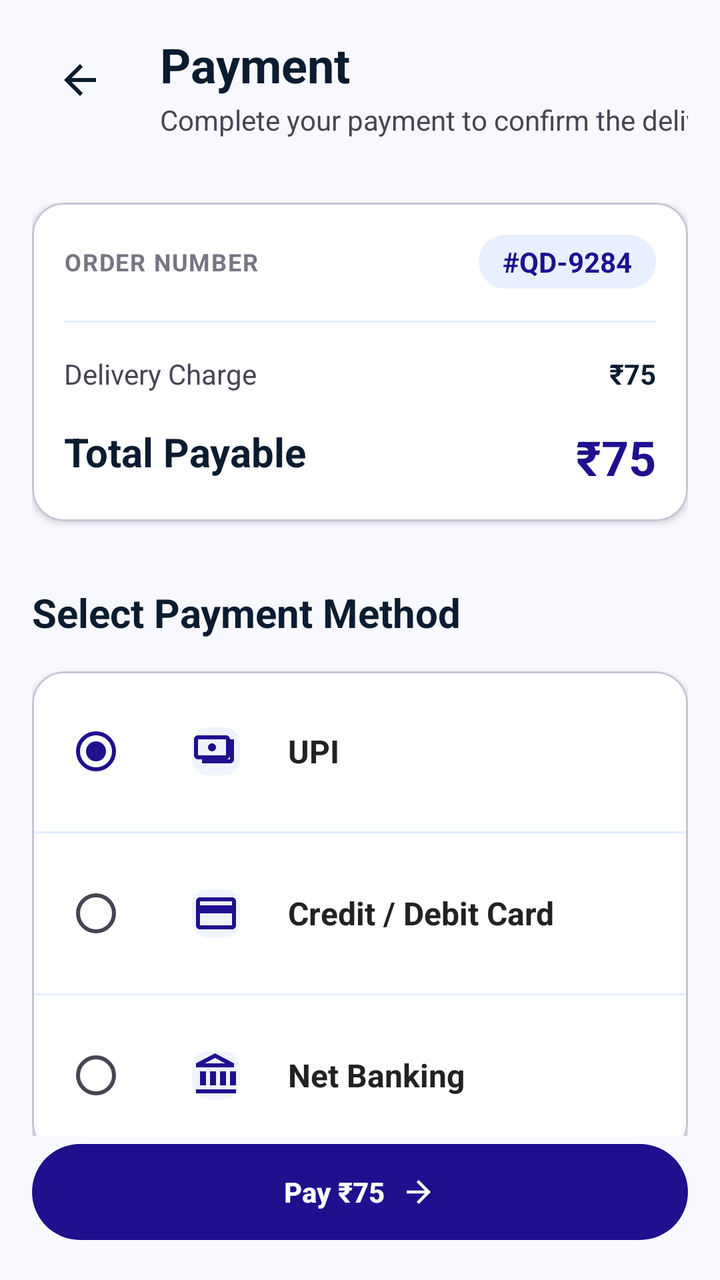
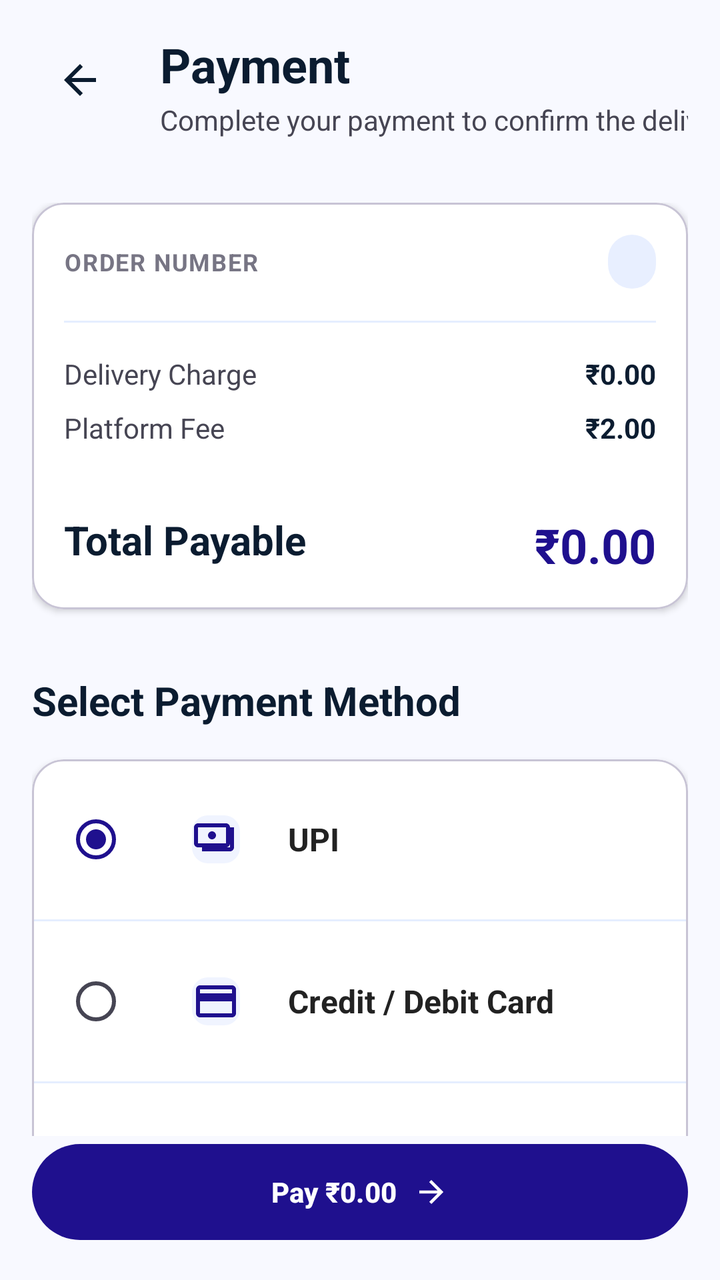

An Android layout rendered at two revisions. The XML below is the earlier revision; the diff shows what the commit changed to produce the second picture.
<!-- AndroidManifest.xml: application theme Theme.Quick_Drop -->
<!-- res/layout/fragment_payment.xml -->
<?xml version="1.0" encoding="utf-8"?>
<androidx.constraintlayout.widget.ConstraintLayout xmlns:android="http://schemas.android.com/apk/res/android"
    xmlns:app="http://schemas.android.com/apk/res-auto"
    xmlns:tools="http://schemas.android.com/tools"
    android:layout_width="match_parent"
    android:layout_height="match_parent"
    android:background="@color/vf_background">

    <com.google.android.material.appbar.AppBarLayout
        android:id="@+id/appBarLayout"
        android:layout_width="match_parent"
        android:layout_height="wrap_content"
        android:background="@color/vf_background"
        android:fitsSystemWindows="true"
        app:elevation="0dp"
        app:layout_constraintTop_toTopOf="parent">

        <androidx.constraintlayout.widget.ConstraintLayout
            android:layout_width="match_parent"
            android:layout_height="wrap_content"
            android:paddingHorizontal="@dimen/stitch_margin_mobile"
            android:paddingVertical="@dimen/stitch_md">

            <ImageButton
                android:id="@+id/btnBack"
                android:layout_width="48dp"
                android:layout_height="48dp"
                android:background="?attr/selectableItemBackgroundBorderless"
                android:contentDescription="@string/back"
                app:layout_constraintStart_toStartOf="parent"
                app:layout_constraintTop_toTopOf="parent"
                app:srcCompat="@drawable/ic_arrow_back"
                app:tint="@color/vf_on_background" />

            <TextView
                android:id="@+id/tvPayment"
                style="@style/Stitch.Typography.HeadlineMedium"
                android:layout_width="wrap_content"
                android:layout_height="wrap_content"
                android:layout_marginStart="@dimen/stitch_md"
                android:text="Payment"
                android:textStyle="bold"
                app:layout_constraintBottom_toTopOf="@id/tvSubtitle"
                app:layout_constraintStart_toEndOf="@id/btnBack"
                app:layout_constraintTop_toTopOf="@id/btnBack"
                app:layout_constraintVertical_chainStyle="packed" />

            <TextView
                android:id="@+id/tvSubtitle"
                style="@style/Stitch.Typography.BodyMedium"
                android:layout_width="wrap_content"
                android:layout_height="wrap_content"
                android:layout_marginTop="2dp"
                android:text="Complete your payment to confirm the delivery"
                app:layout_constraintBottom_toBottomOf="@id/btnBack"
                app:layout_constraintStart_toStartOf="@id/tvPayment"
                app:layout_constraintTop_toBottomOf="@id/tvPayment" />

        </androidx.constraintlayout.widget.ConstraintLayout>
    </com.google.android.material.appbar.AppBarLayout>

    <androidx.core.widget.NestedScrollView
        android:id="@+id/nestedScrollView"
        android:layout_width="match_parent"
        android:layout_height="0dp"
        android:fillViewport="true"
        app:layout_constraintBottom_toTopOf="@id/btnPayNow"
        app:layout_constraintTop_toBottomOf="@id/appBarLayout">

        <LinearLayout
            android:layout_width="match_parent"
            android:layout_height="wrap_content"
            android:orientation="vertical"
            android:padding="@dimen/stitch_margin_mobile"
            android:paddingBottom="24dp">

            
            <com.google.android.material.card.MaterialCardView
                style="@style/Stitch.Card.Level1"
                android:layout_width="match_parent"
                android:layout_height="wrap_content"
                app:cardBackgroundColor="@color/white"
                app:cardCornerRadius="@dimen/stitch_rounded_lg"
                app:strokeWidth="1dp">

                <LinearLayout
                    android:layout_width="match_parent"
                    android:layout_height="wrap_content"
                    android:orientation="vertical"
                    android:padding="@dimen/stitch_md">

                    <androidx.constraintlayout.widget.ConstraintLayout
                        android:layout_width="match_parent"
                        android:layout_height="wrap_content">

                        <TextView
                            style="@style/Stitch.Typography.LabelMedium"
                            android:layout_width="wrap_content"
                            android:layout_height="wrap_content"
                            android:text="ORDER NUMBER"
                            app:layout_constraintBottom_toBottomOf="parent"
                            app:layout_constraintStart_toStartOf="parent"
                            app:layout_constraintTop_toTopOf="parent" />

                        <TextView
                            android:layout_width="wrap_content"
                            android:layout_height="wrap_content"
                            android:background="@drawable/shape_pill_white"
                            android:backgroundTint="#E8EFFF"
                            android:paddingHorizontal="12dp"
                            android:paddingVertical="4dp"
                            android:text="#QD-9284"
                            android:textColor="@color/vf_primary"
                            android:textStyle="bold"
                            app:layout_constraintBottom_toBottomOf="parent"
                            app:layout_constraintEnd_toEndOf="parent"
                            app:layout_constraintTop_toTopOf="parent" />
                    </androidx.constraintlayout.widget.ConstraintLayout>

                    <View
                        android:layout_width="match_parent"
                        android:layout_height="1dp"
                        android:layout_marginVertical="@dimen/stitch_md"
                        android:background="@color/vf_surface_container" />

                    <RelativeLayout
                        android:layout_width="match_parent"
                        android:layout_height="wrap_content">

                        <TextView
                            style="@style/Stitch.Typography.BodyMedium"
                            android:layout_width="wrap_content"
                            android:layout_height="wrap_content"
                            android:text="Delivery Charge" />

                        <TextView
                            style="@style/Stitch.Typography.BodyMedium"
                            android:layout_width="wrap_content"
                            android:layout_height="wrap_content"
                            android:layout_alignParentEnd="true"
                            android:text="₹75"
                            android:textColor="@color/vf_on_surface"
                            android:textStyle="bold" />
                    </RelativeLayout>

                    <RelativeLayout
                        android:layout_width="match_parent"
                        android:layout_height="wrap_content"
                        android:layout_marginTop="@dimen/stitch_md">

                        <TextView
                            style="@style/Stitch.Typography.TitleLarge"
                            android:layout_width="wrap_content"
                            android:layout_height="wrap_content"
                            android:text="Total Payable"
                            android:textStyle="bold" />

                        <TextView
                            style="@style/Stitch.Typography.TitleLarge"
                            android:layout_width="wrap_content"
                            android:layout_height="wrap_content"
                            android:layout_alignParentEnd="true"
                            android:text="₹75"
                            android:textColor="@color/vf_primary"
                            android:textSize="24sp"
                            android:textStyle="bold" />
                    </RelativeLayout>
                </LinearLayout>
            </com.google.android.material.card.MaterialCardView>

            <TextView
                style="@style/Stitch.Typography.TitleLarge"
                android:layout_width="wrap_content"
                android:layout_height="wrap_content"
                android:layout_marginTop="@dimen/stitch_xl"
                android:text="Select Payment Method"
                android:textStyle="bold" />

            <com.google.android.material.card.MaterialCardView
                style="@style/Stitch.Card.Level1"
                android:layout_width="match_parent"
                android:layout_height="wrap_content"
                android:layout_marginTop="@dimen/stitch_md"
                app:cardBackgroundColor="@color/white"
                app:cardCornerRadius="@dimen/stitch_rounded_lg"
                app:strokeWidth="1dp">

                <RadioGroup
                    android:id="@+id/rgPaymentMethods"
                    android:layout_width="match_parent"
                    android:layout_height="wrap_content"
                    android:orientation="vertical">

                    
                    <LinearLayout
                        android:layout_width="match_parent"
                        android:layout_height="wrap_content"
                        android:gravity="center_vertical"
                        android:orientation="horizontal"
                        android:padding="@dimen/stitch_md">

                        <com.google.android.material.radiobutton.MaterialRadioButton
                            android:id="@+id/rbUpi"
                            android:layout_width="wrap_content"
                            android:layout_height="wrap_content"
                            android:checked="true"
                            app:useMaterialThemeColors="true" />

                        <com.google.android.material.imageview.ShapeableImageView
                            android:layout_width="40dp"
                            android:layout_height="40dp"
                            android:layout_marginStart="@dimen/stitch_sm"
                            android:padding="8dp"
                            android:background="#F0F4FF"
                            app:shapeAppearanceOverlay="@style/ShapeAppearance.Material3.Corner.Small"
                            app:srcCompat="@drawable/ic_payments"
                            app:tint="@color/vf_primary" />

                        <TextView
                            style="@style/Stitch.Typography.BodyLarge"
                            android:layout_width="wrap_content"
                            android:layout_height="wrap_content"
                            android:layout_marginStart="@dimen/stitch_md"
                            android:text="UPI"
                            android:textStyle="bold" />
                    </LinearLayout>

                    <View
                        android:layout_width="match_parent"
                        android:layout_height="1dp"
                        android:background="@color/vf_surface_container" />

                    
                    <LinearLayout
                        android:layout_width="match_parent"
                        android:layout_height="wrap_content"
                        android:gravity="center_vertical"
                        android:orientation="horizontal"
                        android:padding="@dimen/stitch_md">

                        <com.google.android.material.radiobutton.MaterialRadioButton
                            android:id="@+id/rbCard"
                            android:layout_width="wrap_content"
                            android:layout_height="wrap_content"
                            app:useMaterialThemeColors="true" />

                        <com.google.android.material.imageview.ShapeableImageView
                            android:layout_width="40dp"
                            android:layout_height="40dp"
                            android:layout_marginStart="@dimen/stitch_sm"
                            android:padding="8dp"
                            android:background="#F0F4FF"
                            app:shapeAppearanceOverlay="@style/ShapeAppearance.Material3.Corner.Small"
                            app:srcCompat="@drawable/ic_credit_card"
                            app:tint="@color/vf_primary" />

                        <TextView
                            style="@style/Stitch.Typography.BodyLarge"
                            android:layout_width="wrap_content"
                            android:layout_height="wrap_content"
                            android:layout_marginStart="@dimen/stitch_md"
                            android:text="Credit / Debit Card"
                            android:textStyle="bold" />
                    </LinearLayout>

                    <View
                        android:layout_width="match_parent"
                        android:layout_height="1dp"
                        android:background="@color/vf_surface_container" />

                    
                    <LinearLayout
                        android:layout_width="match_parent"
                        android:layout_height="wrap_content"
                        android:gravity="center_vertical"
                        android:orientation="horizontal"
                        android:padding="@dimen/stitch_md">

                        <com.google.android.material.radiobutton.MaterialRadioButton
                            android:id="@+id/rbNetBanking"
                            android:layout_width="wrap_content"
                            android:layout_height="wrap_content"
                            app:useMaterialThemeColors="true" />

                        <com.google.android.material.imageview.ShapeableImageView
                            android:layout_width="40dp"
                            android:layout_height="40dp"
                            android:layout_marginStart="@dimen/stitch_sm"
                            android:padding="8dp"
                            android:background="#F0F4FF"
                            app:shapeAppearanceOverlay="@style/ShapeAppearance.Material3.Corner.Small"
                            app:srcCompat="@drawable/ic_bank"
                            app:tint="@color/vf_primary" />

                        <TextView
                            style="@style/Stitch.Typography.BodyLarge"
                            android:layout_width="wrap_content"
                            android:layout_height="wrap_content"
                            android:layout_marginStart="@dimen/stitch_md"
                            android:text="Net Banking"
                            android:textStyle="bold" />
                    </LinearLayout>
                </RadioGroup>
            </com.google.android.material.card.MaterialCardView>

            
            <com.google.android.material.card.MaterialCardView
                android:layout_width="match_parent"
                android:layout_height="wrap_content"
                android:layout_marginTop="@dimen/stitch_xl"
                app:cardBackgroundColor="#F5F7FF"
                app:cardCornerRadius="@dimen/stitch_rounded_md"
                app:cardElevation="0dp"
                app:strokeWidth="0dp">

                <LinearLayout
                    android:layout_width="match_parent"
                    android:layout_height="wrap_content"
                    android:gravity="center_vertical"
                    android:padding="@dimen/stitch_md">

                    <ImageView
                        android:layout_width="24dp"
                        android:layout_height="24dp"
                        app:srcCompat="@drawable/ic_verified"
                        app:tint="@color/vf_primary" />

                    <LinearLayout
                        android:layout_width="match_parent"
                        android:layout_height="wrap_content"
                        android:layout_marginStart="@dimen/stitch_md"
                        android:orientation="vertical">

                        <TextView
                            style="@style/Stitch.Typography.LabelMedium"
                            android:layout_width="wrap_content"
                            android:layout_height="wrap_content"
                            android:text="Secure Online Payment"
                            android:textAllCaps="false"
                            android:textColor="@color/vf_primary"
                            android:textStyle="bold" />

                        <TextView
                            style="@style/Stitch.Typography.BodyMedium"
                            android:layout_width="wrap_content"
                            android:layout_height="wrap_content"
                            android:text="Your payment is processed securely through our 256-bit encrypted gateway."
                            android:textSize="12sp" />
                    </LinearLayout>
                </LinearLayout>
            </com.google.android.material.card.MaterialCardView>

        </LinearLayout>
    </androidx.core.widget.NestedScrollView>

    <com.google.android.material.button.MaterialButton
        android:id="@+id/btnPayNow"
        style="@style/Stitch.Button.Primary"
        android:layout_width="match_parent"
        android:layout_height="56dp"
        android:layout_margin="@dimen/stitch_margin_mobile"
        android:text="Pay ₹75"
        android:textStyle="bold"
        app:cornerRadius="28dp"
        app:icon="@drawable/ic_arrow_forward"
        app:iconGravity="textEnd"
        app:layout_constraintBottom_toBottomOf="parent" />

</androidx.constraintlayout.widget.ConstraintLayout>
<!-- resources referenced by this layout -->
<resources>
  <color name="vf_background">#f8f9ff</color>
  <color name="vf_on_background">#0b1c30</color>
  <color name="vf_on_surface">#0b1c30</color>
  <color name="vf_primary">#1f108e</color>
  <color name="vf_surface_container">#e5eeff</color>
  <color name="white">#ffffff</color>
  <dimen name="stitch_margin_mobile">16dp</dimen>
  <dimen name="stitch_md">16dp</dimen>
  <dimen name="stitch_rounded_lg">16dp</dimen>
  <dimen name="stitch_rounded_md">12dp</dimen>
  <dimen name="stitch_sm">8dp</dimen>
  <dimen name="stitch_xl">32dp</dimen>
  <!-- drawable shape_pill_white (drawable) -->
  <?xml version="1.0" encoding="utf-8"?>
  <shape xmlns:android="http://schemas.android.com/apk/res/android"
      android:shape="rectangle">
      <solid android:color="@color/white" />
      <corners android:radius="999dp" />
  </shape>
  <string name="back">Back</string>
  <style name="Stitch.Typography.BodyLarge">
          <item name="android:textSize">16sp</item>
          <item name="android:textColor">#222222</item>
          <item name="android:textColorHint">#777777</item>
      </style>
  <style name="Stitch.Typography.BodyMedium">
          <item name="android:textSize">14sp</item>
          <item name="android:textColor">@color/vf_on_surface_variant</item>
      </style>
  <style name="Stitch.Typography.HeadlineMedium">
          <item name="android:textSize">24sp</item>
          <item name="android:textStyle">bold</item>
          <item name="android:textColor">@color/vf_on_background</item>
      </style>
  <style name="Stitch.Typography.LabelMedium">
          <item name="android:textSize">12sp</item>
          <item name="android:textStyle">bold</item>
          <item name="android:textAllCaps">true</item>
          <item name="android:textColor">@color/vf_outline</item>
          <item name="android:letterSpacing">0.05</item>
      </style>
  <style name="Stitch.Typography.TitleLarge">
          <item name="android:textSize">20sp</item>
          <item name="android:textStyle">bold</item>
          <item name="android:textColor">@color/vf_on_background</item>
      </style>
  <style name="Theme.Quick_Drop" parent="Base.Theme.Quick_Drop" />
  <color name="vf_on_primary">#ffffff</color>
  <dimen name="stitch_rounded_default">8dp</dimen>
  <color name="vf_surface_container_lowest">#ffffff</color>
  <color name="vf_outline_variant">#c8c4d5</color>
  <color name="vf_on_surface_variant">#464553</color>
  <color name="vf_outline">#777584</color>
  <color name="vf_primary_container">#3730a3</color>
  <color name="vf_on_primary_container">#a9a7ff</color>
  <color name="vf_secondary">#006c49</color>
  <color name="vf_on_secondary">#ffffff</color>
  <color name="vf_secondary_container">#6cf8bb</color>
  <color name="vf_on_secondary_container">#00714d</color>
  <color name="vf_tertiary">#422700</color>
  <color name="vf_on_tertiary">#ffffff</color>
  <color name="vf_tertiary_container">#603b00</color>
  <color name="vf_on_tertiary_container">#f49d09</color>
  <color name="vf_surface">#f8f9ff</color>
  <color name="vf_surface_variant">#d3e4fe</color>
  <color name="vf_error">#ba1a1a</color>
  <color name="vf_on_error">#ffffff</color>
  <style name="Widget.QuickDrop.EditText" parent="Widget.AppCompat.EditText">
          <item name="android:textColor">#222222</item>
          <item name="android:textColorHint">#777777</item>
      </style>
  <!-- unchanged entries left out for length: 9 -->
</resources>

<!-- the commit's change to res/layout/fragment_payment.xml (unified diff, before → after) -->
@@ -103,13 +103,14 @@
                             app:layout_constraintTop_toTopOf="parent" />
 
                         <TextView
+                            android:id="@+id/tvOrderNumber"
                             android:layout_width="wrap_content"
                             android:layout_height="wrap_content"
                             android:background="@drawable/shape_pill_white"
                             android:backgroundTint="#E8EFFF"
                             android:paddingHorizontal="12dp"
                             android:paddingVertical="4dp"
-                            android:text="#QD-9284"
+                            android:text=""
                             android:textColor="@color/vf_primary"
                             android:textStyle="bold"
                             app:layout_constraintBottom_toBottomOf="parent"
@@ -123,6 +124,7 @@
                         android:layout_marginVertical="@dimen/stitch_md"
                         android:background="@color/vf_surface_container" />
 
+                    
                     <RelativeLayout
                         android:layout_width="match_parent"
                         android:layout_height="wrap_content">
@@ -134,19 +136,50 @@
                             android:text="Delivery Charge" />
 
                         <TextView
+                            android:id="@+id/tvDeliveryCharge"
                             style="@style/Stitch.Typography.BodyMedium"
                             android:layout_width="wrap_content"
                             android:layout_height="wrap_content"
                             android:layout_alignParentEnd="true"
-                            android:text="₹75"
+                            android:text="₹0.00"
                             android:textColor="@color/vf_on_surface"
                             android:textStyle="bold" />
                     </RelativeLayout>
 
+                    
                     <RelativeLayout
                         android:layout_width="match_parent"
                         android:layout_height="wrap_content"
-                        android:layout_marginTop="@dimen/stitch_md">
+                        android:layout_marginTop="@dimen/stitch_sm">
+
+                        <TextView
+                            style="@style/Stitch.Typography.BodyMedium"
+                            android:layout_width="wrap_content"
+                            android:layout_height="wrap_content"
+                            android:text="Platform Fee" />
+
+                        <TextView
+                            android:id="@+id/tvPlatformFee"
+                            style="@style/Stitch.Typography.BodyMedium"
+                            android:layout_width="wrap_content"
+                            android:layout_height="wrap_content"
+                            android:layout_alignParentEnd="true"
+                            android:text="₹2.00"
+                            android:textColor="@color/vf_on_surface"
+                            android:textStyle="bold" />
+                    </RelativeLayout>
+
+                    <View
+                        android:layout_width="match_parent"
+                        android:layout_height="1dp"
+                        android:layout_marginVertical="@dimen/stitch_md"
+                        android:background="@drawable/dashed_divider"
+                        android:alpha="0.3" />
+
+                    
+                    <RelativeLayout
+                        android:layout_width="match_parent"
+                        android:layout_height="wrap_content">
 
                         <TextView
                             style="@style/Stitch.Typography.TitleLarge"
@@ -156,11 +189,12 @@
                             android:textStyle="bold" />
 
                         <TextView
+                            android:id="@+id/tvTotalPayable"
                             style="@style/Stitch.Typography.TitleLarge"
                             android:layout_width="wrap_content"
                             android:layout_height="wrap_content"
                             android:layout_alignParentEnd="true"
-                            android:text="₹75"
+                            android:text="₹0.00"
                             android:textColor="@color/vf_primary"
                             android:textSize="24sp"
                             android:textStyle="bold" />
@@ -214,7 +248,8 @@
                             android:background="#F0F4FF"
                             app:shapeAppearanceOverlay="@style/ShapeAppearance.Material3.Corner.Small"
                             app:srcCompat="@drawable/ic_payments"
-                            app:tint="@color/vf_primary" />
+                            app:tint="@color/vf_primary"
+                            android:contentDescription="UPI Icon" />
 
                         <TextView
                             style="@style/Stitch.Typography.BodyLarge"
@@ -252,7 +287,8 @@
                             android:background="#F0F4FF"
                             app:shapeAppearanceOverlay="@style/ShapeAppearance.Material3.Corner.Small"
                             app:srcCompat="@drawable/ic_credit_card"
-                            app:tint="@color/vf_primary" />
+                            app:tint="@color/vf_primary"
+                            android:contentDescription="Card Icon" />
 
                         <TextView
                             style="@style/Stitch.Typography.BodyLarge"
@@ -290,7 +326,8 @@
                             android:background="#F0F4FF"
                             app:shapeAppearanceOverlay="@style/ShapeAppearance.Material3.Corner.Small"
                             app:srcCompat="@drawable/ic_bank"
-                            app:tint="@color/vf_primary" />
+                            app:tint="@color/vf_primary"
+                            android:contentDescription="Bank Icon" />
 
                         <TextView
                             style="@style/Stitch.Typography.BodyLarge"
@@ -323,7 +360,8 @@
                         android:layout_width="24dp"
                         android:layout_height="24dp"
                         app:srcCompat="@drawable/ic_verified"
-                        app:tint="@color/vf_primary" />
+                        app:tint="@color/vf_primary"
+                        android:contentDescription="Verified Icon" />
 
                     <LinearLayout
                         android:layout_width="match_parent"
@@ -359,7 +397,7 @@
         android:layout_width="match_parent"
         android:layout_height="56dp"
         android:layout_margin="@dimen/stitch_margin_mobile"
-        android:text="Pay ₹75"
+        android:text="Pay ₹0.00"
         android:textStyle="bold"
         app:cornerRadius="28dp"
         app:icon="@drawable/ic_arrow_forward"
<!-- resource entries referenced after the edit -->
@@ -12,6 +12,16 @@
   <dimen name="stitch_rounded_md">12dp</dimen>
   <dimen name="stitch_sm">8dp</dimen>
   <dimen name="stitch_xl">32dp</dimen>
+  <!-- drawable dashed_divider (drawable) -->
+  <?xml version="1.0" encoding="utf-8"?>
+  <shape xmlns:android="http://schemas.android.com/apk/res/android"
+      android:shape="line">
+      <stroke
+          android:width="1dp"
+          android:color="@color/vf_outline_variant"
+          android:dashWidth="4dp"
+          android:dashGap="4dp" />
+  </shape>
   <!-- drawable shape_pill_white (drawable) -->
   <?xml version="1.0" encoding="utf-8"?>
   <shape xmlns:android="http://schemas.android.com/apk/res/android"
